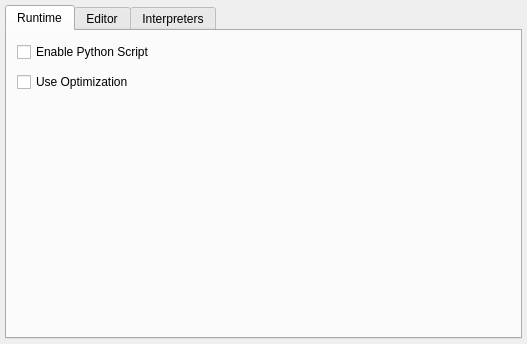
serhmarch/ModbusTools, file src/server/gui/dialogs/settings/server_widgetsettingsscript.ui: the form before one commit.
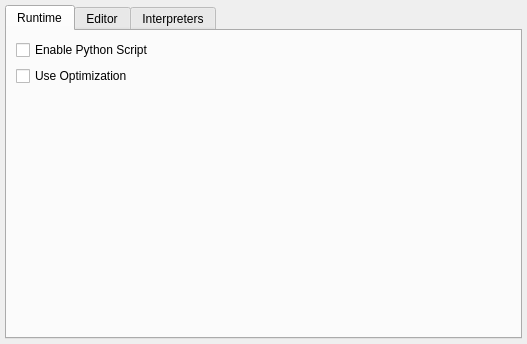
The form after the commit. Icons and pictures are not drawn.

What changed in the file:
```diff
--- a/src/server/gui/dialogs/settings/server_widgetsettingsscript.ui
+++ b/src/server/gui/dialogs/settings/server_widgetsettingsscript.ui
@@ -38,32 +38,35 @@
       <attribute name="title">
        <string>Runtime</string>
       </attribute>
+      <layout class="QVBoxLayout" name="verticalLayout_5">
+       <item>
       <widget class="QCheckBox" name="chbScriptEnable">
-       <property name="geometry">
-        <rect>
-         <x>10</x>
-         <y>10</y>
-         <width>151</width>
-         <height>22</height>
-        </rect>
-       </property>
        <property name="text">
         <string>Enable Python Script</string>
        </property>
       </widget>
+       </item>
+       <item>
       <widget class="QCheckBox" name="chbScriptUseOptimization">
-       <property name="geometry">
-        <rect>
-         <x>10</x>
-         <y>40</y>
-         <width>151</width>
-         <height>22</height>
-        </rect>
-       </property>
        <property name="text">
         <string>Use Optimization</string>
        </property>
       </widget>
+       </item>
+       <item>
+        <spacer name="verticalSpacer_2">
+         <property name="orientation">
+          <enum>Qt::Vertical</enum>
+         </property>
+         <property name="sizeHint" stdset="0">
+          <size>
+           <width>20</width>
+           <height>40</height>
+          </size>
+         </property>
+        </spacer>
+       </item>
+      </layout>
      </widget>
      <widget class="QWidget" name="tabEditor">
       <attribute name="title">
```
Lines whose indentation alone changed are shown as unchanged.
